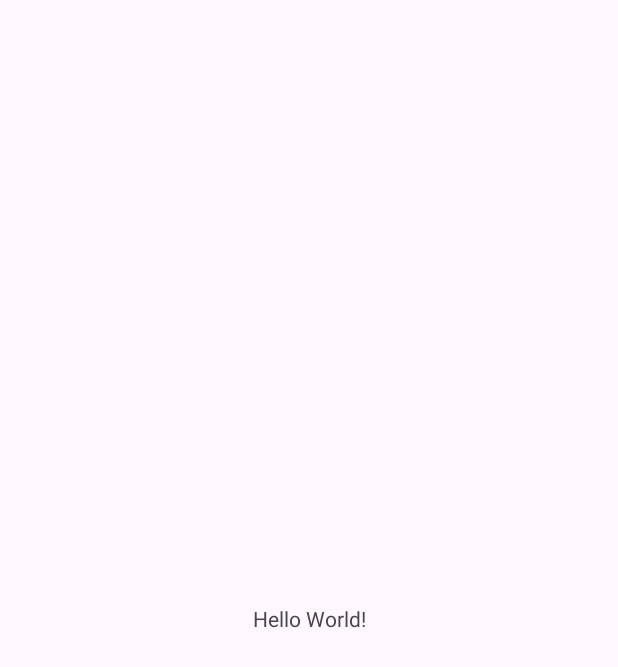
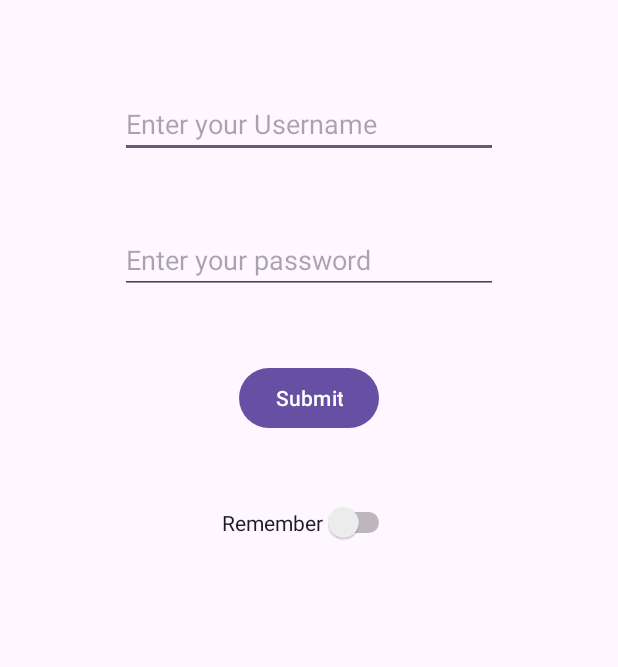
Before and after one commit to aksh0010/Get-A-Job-AndoridApp, an Android app: the screen it shows after launch (MainActivity), on a phone screen of 412 x 824 dp. Before the commit the part shown is almost empty. Shown: the top 667 px of the screen. Run offline under Robolectric (Android 15) with nearby library versions, the phone set to English and light mode, and no system bars.

Commit message:
login page with shared interfaces

```diff
--- a/app/src/main/java/com/example/get_a_job/MainActivity.java
+++ b/app/src/main/java/com/example/get_a_job/MainActivity.java
@@ -2,13 +2,65 @@ package com.example.get_a_job;
 
 import androidx.appcompat.app.AppCompatActivity;
 
+import android.content.SharedPreferences;
 import android.os.Bundle;
+import android.view.View;
+import android.widget.Button;
+import android.widget.EditText;
+import android.widget.Switch;
 
 public class MainActivity extends AppCompatActivity {
-
+    EditText et_username, et_password;
+    Button btn_submit;
+    Switch btn_switch;
+    SharedPreferences sharedPreferences ;
+    SharedPreferences.Editor sp_editor;
     @Override
     protected void onCreate(Bundle savedInstanceState) {
         super.onCreate(savedInstanceState);
         setContentView(R.layout.activity_main);
+
+        et_username = findViewById(R.id.et_username);
+        et_password=findViewById(R.id.et_password);
+        btn_submit=findViewById(R.id.btn_submit);
+        btn_switch = findViewById(R.id.btn_switch);
+        get_userData();
+
+        btn_submit.setOnClickListener(new View.OnClickListener() {
+            @Override
+            public void onClick(View v) {
+
+                if(btn_switch.isChecked()){
+                    saveUserData();
+                }
+            }
+        });
+
+    }
+
+    @Override
+    protected void onPause() {
+        if(btn_switch.isChecked()){
+            saveUserData();
+        }
+        super.onPause();
+    }
+    public  void saveUserData(){
+        sharedPreferences = getPreferences(MODE_PRIVATE);
+        sp_editor = sharedPreferences.edit();
+
+        sp_editor.putString("key_username",et_username.getText().toString());
+        sp_editor.putString("key_password",et_password.getText().toString());
+        sp_editor.putBoolean("key_switch",btn_switch.isChecked());
+        sp_editor.commit();
+
+    }
+
+    public void get_userData(){
+        sharedPreferences = getPreferences(MODE_PRIVATE);
+        et_username.setText(sharedPreferences.getString("key_username",null));
+        et_password.setText(sharedPreferences.getString("key_password",null));
+        btn_switch.setChecked(sharedPreferences.getBoolean("key_switch",false));
+
     }
 }
--- a/app/src/main/res/layout/activity_main.xml
+++ b/app/src/main/res/layout/activity_main.xml
@@ -1,18 +1,57 @@
 <?xml version="1.0" encoding="utf-8"?>
-<androidx.constraintlayout.widget.ConstraintLayout xmlns:android="http://schemas.android.com/apk/res/android"
+<LinearLayout xmlns:android="http://schemas.android.com/apk/res/android"
     xmlns:app="http://schemas.android.com/apk/res-auto"
     xmlns:tools="http://schemas.android.com/tools"
+    android:id="@+id/linear_layout"
     android:layout_width="match_parent"
     android:layout_height="match_parent"
+    android:orientation="vertical"
     tools:context=".MainActivity">
 
-    <TextView
+    <EditText
+        android:id="@+id/et_username"
+        android:layout_width="match_parent"
+        android:layout_height="wrap_content"
+        android:layout_weight="0"
+        android:ems="10"
+        android:hint="Enter your Username"
+        android:inputType="text"
+        android:layout_marginTop="60dp"
+        android:layout_marginBottom="45dp"
+        android:layout_marginRight="80dp"
+        android:layout_marginLeft="80dp"/>
+
+    <EditText
+        android:id="@+id/et_password"
+        android:layout_width="match_parent"
+        android:layout_height="wrap_content"
+        android:layout_weight="0"
+        android:ems="10"
+        android:hint="Enter your password"
+        android:inputType="textPassword"
+        android:layout_marginLeft="80dp"
+        android:layout_marginRight="80dp"
+        android:layout_marginBottom="45dp"
+        />
+
+
+    <Button
+        android:id="@+id/btn_submit"
         android:layout_width="wrap_content"
         android:layout_height="wrap_content"
-        android:text="Hello World!"
-        app:layout_constraintBottom_toBottomOf="parent"
-        app:layout_constraintEnd_toEndOf="parent"
-        app:layout_constraintStart_toStartOf="parent"
-        app:layout_constraintTop_toTopOf="parent" />
+        android:layout_gravity="center"
+        android:layout_weight="0"
+        android:text="Submit"
+        android:layout_marginBottom="45dp"/>
 
-</androidx.constraintlayout.widget.ConstraintLayout>
+    <Switch
+        android:id="@+id/btn_switch"
+        android:layout_width="wrap_content"
+        android:layout_height="wrap_content"
+        android:layout_weight="0"
+        android:layout_gravity="center"
+        android:text="Remember"
+        android:layout_marginBottom="45dp"
+        />
+
+</LinearLayout>
```
